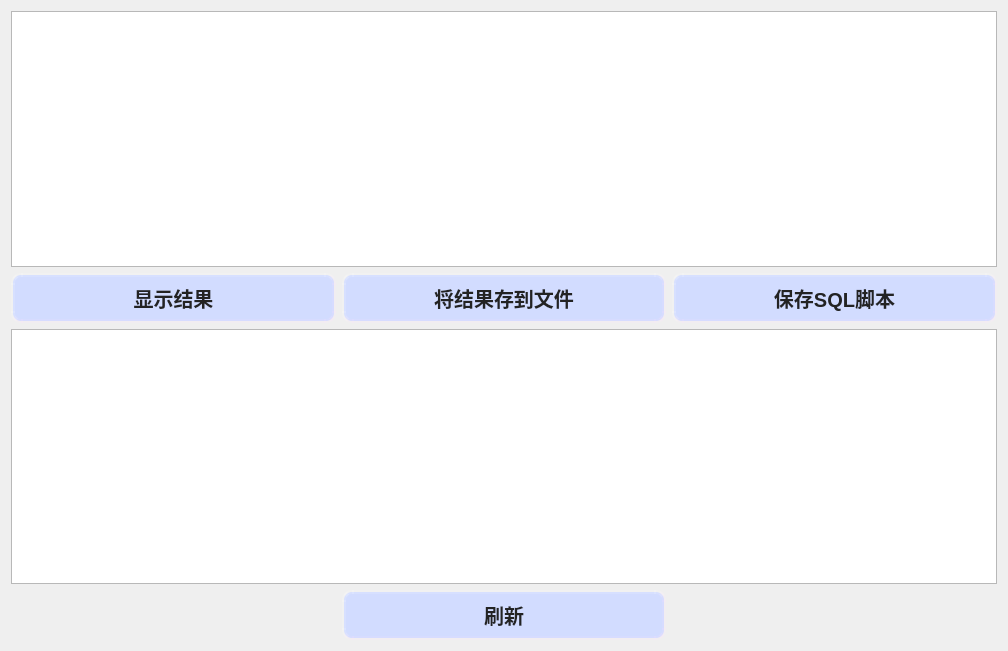
Before: the Qt Designer form execsqlwidget.ui in duguosheng/DataWatcher, drawn with Qt 5.
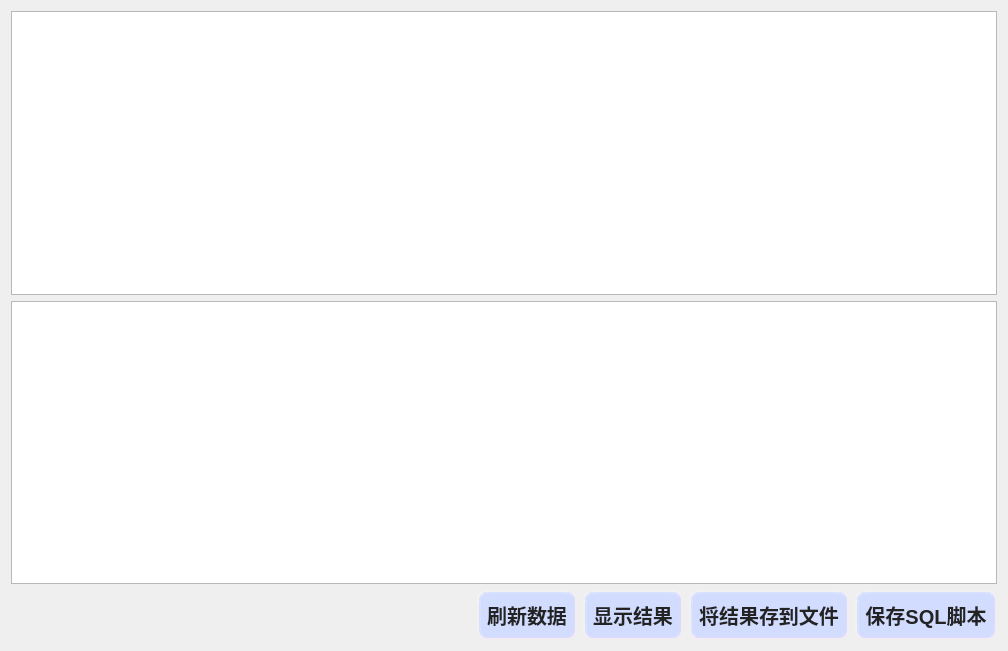
After: the same form once the commit is applied.

```diff
--- a/execsqlwidget.ui
+++ b/execsqlwidget.ui
@@ -60,56 +60,77 @@
 </string>
   </property>
   <layout class="QGridLayout" name="gridLayout">
-   <item row="1" column="2">
-    <widget class="QPushButton" name="pBtn_saveSqlScript">
-     <property name="text">
-      <string>保存SQL脚本</string>
-     </property>
-    </widget>
-   </item>
-   <item row="1" column="0">
-    <widget class="QPushButton" name="pBtn_showResults">
-     <property name="text">
-      <string>显示结果</string>
-     </property>
-     <property name="checkable">
-      <bool>true</bool>
-     </property>
-    </widget>
-   </item>
-   <item row="1" column="1">
-    <widget class="QPushButton" name="pBtn_saveToFile">
-     <property name="text">
-      <string>将结果存到文件</string>
-     </property>
-    </widget>
-   </item>
-   <item row="2" column="0" colspan="3">
-    <widget class="QTableWidget" name="tWidget_showResults"/>
-   </item>
-   <item row="3" column="1">
-    <widget class="QPushButton" name="pBtn_refresh">
-     <property name="text">
-      <string>刷新</string>
-     </property>
-    </widget>
-   </item>
-   <item row="0" column="0" colspan="3">
-    <widget class="QTextEdit" name="textE_sqlScript">
-     <property name="font">
-      <font>
-       <family>Consolas</family>
-       <pointsize>14</pointsize>
-      </font>
-     </property>
-     <property name="html">
-      <string>&lt;!DOCTYPE HTML PUBLIC &quot;-//W3C//DTD HTML 4.0//EN&quot; &quot;http://www.w3.org/TR/REC-html40/strict.dtd&quot;&gt;
+   <item row="0" column="0">
+    <layout class="QVBoxLayout" name="verticalLayout" stretch="1,1,0">
+     <item>
+      <widget class="QTextEdit" name="textE_sqlScript">
+       <property name="font">
+        <font>
+         <family>Consolas</family>
+         <pointsize>14</pointsize>
+        </font>
+       </property>
+       <property name="html">
+        <string>&lt;!DOCTYPE HTML PUBLIC &quot;-//W3C//DTD HTML 4.0//EN&quot; &quot;http://www.w3.org/TR/REC-html40/strict.dtd&quot;&gt;
 &lt;html&gt;&lt;head&gt;&lt;meta name=&quot;qrichtext&quot; content=&quot;1&quot; /&gt;&lt;style type=&quot;text/css&quot;&gt;
 p, li { white-space: pre-wrap; }
 &lt;/style&gt;&lt;/head&gt;&lt;body style=&quot; font-family:'Consolas'; font-size:14pt; font-weight:400; font-style:normal;&quot;&gt;
 &lt;p style=&quot;-qt-paragraph-type:empty; margin-top:0px; margin-bottom:0px; margin-left:0px; margin-right:0px; -qt-block-indent:0; text-indent:0px;&quot;&gt;&lt;br /&gt;&lt;/p&gt;&lt;/body&gt;&lt;/html&gt;</string>
-     </property>
-    </widget>
+       </property>
+      </widget>
+     </item>
+     <item>
+      <widget class="QTableWidget" name="tWidget_showResults"/>
+     </item>
+     <item>
+      <layout class="QHBoxLayout" name="horizontalLayout" stretch="1,0,0,0,0">
+       <item>
+        <spacer name="horizontalSpacer">
+         <property name="orientation">
+          <enum>Qt::Horizontal</enum>
+         </property>
+         <property name="sizeHint" stdset="0">
+          <size>
+           <width>40</width>
+           <height>20</height>
+          </size>
+         </property>
+        </spacer>
+       </item>
+       <item>
+        <widget class="QPushButton" name="pBtn_refresh">
+         <property name="text">
+          <string>刷新数据</string>
+         </property>
+        </widget>
+       </item>
+       <item>
+        <widget class="QPushButton" name="pBtn_showResults">
+         <property name="text">
+          <string>显示结果</string>
+         </property>
+         <property name="checkable">
+          <bool>true</bool>
+         </property>
+        </widget>
+       </item>
+       <item>
+        <widget class="QPushButton" name="pBtn_saveToFile">
+         <property name="text">
+          <string>将结果存到文件</string>
+         </property>
+        </widget>
+       </item>
+       <item>
+        <widget class="QPushButton" name="pBtn_saveSqlScript">
+         <property name="text">
+          <string>保存SQL脚本</string>
+         </property>
+        </widget>
+       </item>
+      </layout>
+     </item>
+    </layout>
    </item>
   </layout>
  </widget>
```
